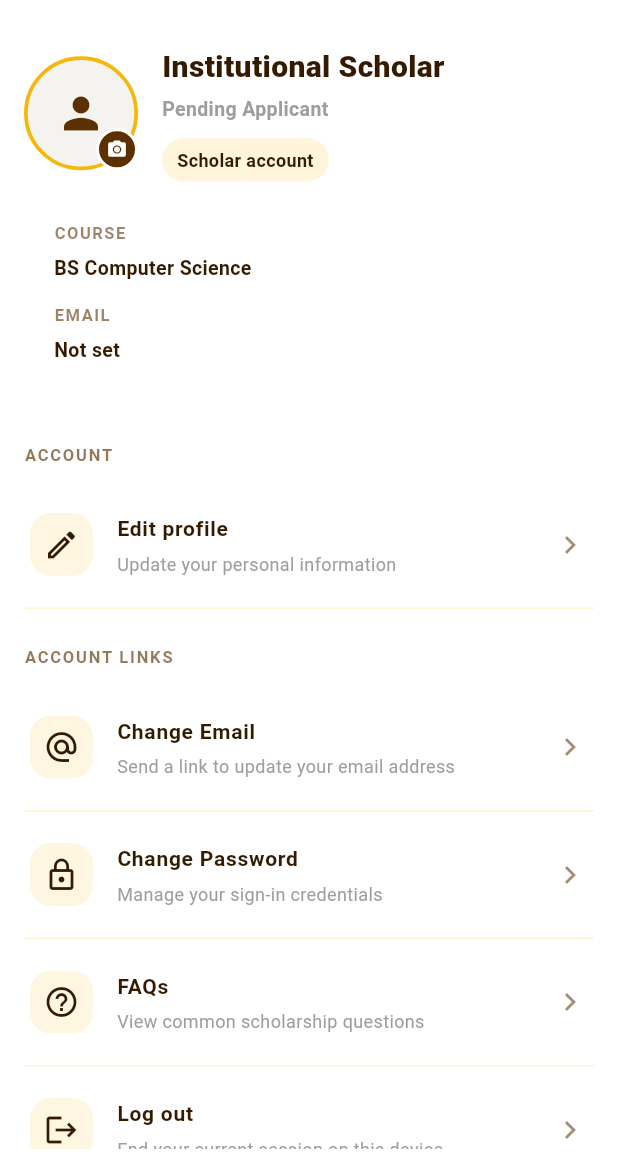
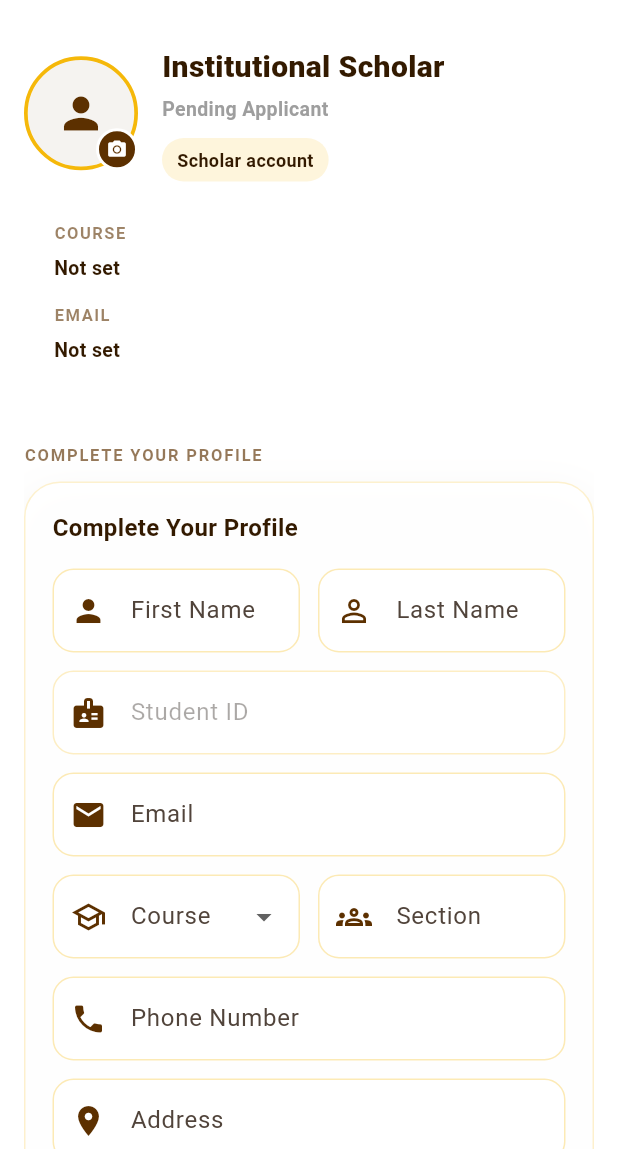
Before and after one commit to mcartv/SMaRT-PDM, a Flutter app: the ProfileScreen screen opened directly, on a phone screen of 412 x 824 dp, the part 63-1236 px from its top. Run offline on Flutter 3.47's test engine with Material 3 defaults, Android fonts, the phone set to English and light mode, and no system bars; our stand-ins replace file_picker, flutter_screenutil, image_picker, open_filex, qr_flutter, shared_preferences and 1 more; missing offline and left inert: syncfusion_flutter_pdf; accounts and stored records are empty; network calls fail.

Commit message:
mobile profile

```diff
--- a/mobile/smartpdm_mobileapp/lib/features/profile/presentation/screens/profile_screen.dart
+++ b/mobile/smartpdm_mobileapp/lib/features/profile/presentation/screens/profile_screen.dart
@@ -22,6 +22,7 @@ class ProfileScreen extends StatefulWidget {
 class _ProfileScreenState extends State<ProfileScreen> {
   final ProfileService _profileService = ProfileService();
   final SessionService _sessionService = const SessionService();
+
   static const List<String> _courseOptions = [
     'BSTM',
     'BSOAD',
@@ -35,11 +36,13 @@ class _ProfileScreenState extends State<ProfileScreen> {
   String _userName = 'Institutional Scholar';
   String _accountHolderName = 'Pending Applicant';
   String? _imagePath;
+
   bool _isProfileLoading = true;
   bool _isUploading = false;
   bool _isEditing = false;
   bool _isSaving = false;
   bool _isEmailInvalid = false;
+  bool _isProfileIncomplete = false;
 
   late TextEditingController _firstNameController;
   late TextEditingController _lastNameController;
@@ -76,6 +79,18 @@ class _ProfileScreenState extends State<ProfileScreen> {
     return fullName.isNotEmpty ? fullName : 'Institutional Scholar';
   }
 
+  bool _computeProfileIncomplete({
+    required String firstName,
+    required String lastName,
+    required String email,
+    required String course,
+  }) {
+    return firstName.trim().isEmpty ||
+        lastName.trim().isEmpty ||
+        email.trim().isEmpty ||
+        course.trim().isEmpty;
+  }
+
   void _applyProfileValues({
     required String firstName,
     required String lastName,
@@ -88,6 +103,13 @@ class _ProfileScreenState extends State<ProfileScreen> {
     required String? imagePath,
     required bool isApprovedScholar,
   }) {
+    final isIncomplete = _computeProfileIncomplete(
+      firstName: firstName,
+      lastName: lastName,
+      email: email,
+      course: course,
+    );
+
     setState(() {
       _imagePath = imagePath != null && imagePath.isNotEmpty ? imagePath : null;
       _firstNameController.text = firstName;
@@ -103,6 +125,8 @@ class _ProfileScreenState extends State<ProfileScreen> {
           ? 'Approved Scholar'
           : 'Pending Applicant';
       _isEmailInvalid = email.isNotEmpty && _isInvalidEmail(email);
+      _isProfileIncomplete = isIncomplete;
+      _isEditing = isIncomplete;
     });
   }
 
@@ -157,9 +181,7 @@ class _ProfileScreenState extends State<ProfileScreen> {
 
     try {
       final session = await _sessionService.getCurrentUser();
-      if (session.token.isEmpty) {
-        return;
-      }
+      if (session.token.isEmpty) return;
 
       final profile = await _profileService.fetchMyProfile();
       final latestPrefs = await SharedPreferences.getInstance();
@@ -182,7 +204,7 @@ class _ProfileScreenState extends State<ProfileScreen> {
         isApprovedScholar: latestApprovalState,
       );
     } catch (_) {
-      // Keep cached values when the profile endpoint is unavailable.
+      // keep cached values
     } finally {
       if (mounted) {
         setState(() => _isProfileLoading = false);
@@ -208,9 +230,11 @@ class _ProfileScreenState extends State<ProfileScreen> {
       } else {
         await _profileService.uploadAvatar(filePath: pickedFile.path);
       }
+
       final profile = await _profileService.fetchMyProfile();
       final prefs = await SharedPreferences.getInstance();
       final isApprovedScholar = prefs.getBool('user_is_verified') ?? false;
+
       if (!mounted) return;
 
       _applyProfileValues(
@@ -227,6 +251,7 @@ class _ProfileScreenState extends State<ProfileScreen> {
         imagePath: profile['avatar_url']?.toString(),
         isApprovedScholar: isApprovedScholar,
       );
+
       ScaffoldMessenger.of(
         context,
       ).showSnackBar(const SnackBar(content: Text('Profile photo updated!')));
@@ -244,7 +269,26 @@ class _ProfileScreenState extends State<ProfileScreen> {
   }
 
   Future<void> _saveProfile() async {
+    final firstName = _firstNameController.text.trim();
+    final lastName = _lastNameController.text.trim();
     final email = _emailController.text.trim();
+    final course = _courseController.text.trim();
+    final phone = _phoneController.text.trim();
+    final address = _addressController.text.trim();
+
+    if (firstName.isEmpty) {
+      ScaffoldMessenger.of(
+        context,
+      ).showSnackBar(const SnackBar(content: Text('First name is required')));
+      return;
+    }
+
+    if (lastName.isEmpty) {
+      ScaffoldMessenger.of(
+        context,
+      ).showSnackBar(const SnackBar(content: Text('Last name is required')));
+      return;
+    }
 
     if (_isInvalidEmail(email)) {
       setState(() => _isEmailInvalid = true);
@@ -254,6 +298,15 @@ class _ProfileScreenState extends State<ProfileScreen> {
       return;
     }
 
+    if (course.isEmpty) {
+      ScaffoldMessenger.of(
+        context,
+      ).showSnackBar(const SnackBar(content: Text('Please select a course')));
+      return;
+    }
+
+    final wasIncomplete = _isProfileIncomplete;
+
     setState(() => _isSaving = true);
 
     try {
@@ -262,10 +315,12 @@ class _ProfileScreenState extends State<ProfileScreen> {
 
       final profile = await _profileService.updateMyProfile(
         payload: {
+          'first_name': firstName,
+          'last_name': lastName,
           'email': email,
-          'phone_number': _phoneController.text.trim(),
-          'course_code': _courseController.text.trim(),
-          'street_address': _addressController.text.trim(),
+          'phone_number': phone,
+          'course_code': course,
+          'street_address': address,
         },
       );
 
@@ -274,19 +329,21 @@ class _ProfileScreenState extends State<ProfileScreen> {
       if (!mounted) return;
 
       _applyProfileValues(
-        firstName:
-            profile['first_name']?.toString() ?? _firstNameController.text,
-        lastName: profile['last_name']?.toString() ?? _lastNameController.text,
+        firstName: profile['first_name']?.toString() ?? firstName,
+        lastName: profile['last_name']?.toString() ?? lastName,
         email: profile['email']?.toString() ?? email,
-        course: profile['course_code']?.toString() ?? _courseController.text,
+        course: profile['course_code']?.toString() ?? course,
         section: _sectionController.text.trim(),
-        phone: profile['phone_number']?.toString() ?? _phoneController.text,
-        address: _composeAddress(profile),
+        phone: profile['phone_number']?.toString() ?? phone,
+        address: _composeAddress(profile).isNotEmpty
+            ? _composeAddress(profile)
+            : address,
         studentId:
             profile['student_id']?.toString() ?? _studentIdController.text,
         imagePath: profile['avatar_url']?.toString() ?? _imagePath,
         isApprovedScholar: prefs.getBool('user_is_verified') ?? false,
       );
+
       setState(() => _isEditing = false);
 
       ScaffoldMessenger.of(context).showSnackBar(
@@ -295,6 +352,10 @@ class _ProfileScreenState extends State<ProfileScreen> {
           backgroundColor: Colors.green,
         ),
       );
+
+      if (wasIncomplete) {
+        Navigator.pushReplacementNamed(context, AppRoutes.home);
+      }
     } catch (e) {
       if (!mounted) return;
       ScaffoldMessenger.of(
@@ -329,7 +390,7 @@ class _ProfileScreenState extends State<ProfileScreen> {
       case 'BTLED':
         return 'Bachelor of Technology and Livelihood Education';
       default:
-        return courseCode.isEmpty ? 'BS Computer Science' : courseCode;
+        return courseCode.isEmpty ? 'Not set' : courseCode;
     }
   }
 
@@ -399,7 +460,9 @@ class _ProfileScreenState extends State<ProfileScreen> {
                 children: [
                   _buildProfileHeader(),
                   const SizedBox(height: 24),
-                  _buildSectionLabel('Account'),
+                  _buildSectionLabel(
+                    _isProfileIncomplete ? 'Complete Your Profile' : 'Account',
+                  ),
                   if (_isEditing)
                     _buildEditSection()
                   else
@@ -662,8 +725,10 @@ class _ProfileScreenState extends State<ProfileScreen> {
       children: [
         _profileRowCard(
           icon: Icons.edit_outlined,
-          title: 'Edit profile',
-          subtitle: 'Update your personal information',
+          title: _isProfileIncomplete ? 'Complete profile' : 'Edit profile',
+          subtitle: _isProfileIncomplete
+              ? 'Finish setting up your identity in the app'
+              : 'Update your personal information',
           onTap: () => setState(() => _isEditing = true),
         ),
       ],
@@ -693,7 +758,9 @@ class _ProfileScreenState extends State<ProfileScreen> {
         crossAxisAlignment: CrossAxisAlignment.start,
         children: [
           Text(
-            'Edit Profile Information',
+            _isProfileIncomplete
+                ? 'Complete Your Profile'
+                : 'Edit Profile Information',
             style: TextStyle(
               fontSize: 16,
               fontWeight: FontWeight.bold,
@@ -706,12 +773,9 @@ class _ProfileScreenState extends State<ProfileScreen> {
               Expanded(
                 child: TextField(
                   controller: _firstNameController,
-                  enabled: false,
-                  enableInteractiveSelection: false,
                   decoration: _fieldDecoration(
                     label: 'First Name',
                     icon: Icons.person,
-                    enabled: false,
                   ),
                 ),
               ),
@@ -719,12 +783,9 @@ class _ProfileScreenState extends State<ProfileScreen> {
               Expanded(
                 child: TextField(
                   controller: _lastNameController,
-                  enabled: false,
-                  enableInteractiveSelection: false,
                   decoration: _fieldDecoration(
                     label: 'Last Name',
                     icon: Icons.person_outline,
-                    enabled: false,
                   ),
                 ),
               ),
```
Also changed, not shown: mobile/smartpdm_mobileapp/lib/features/profile/data/services/profile_service.dart (+16 -8 lines), 1 other file.
